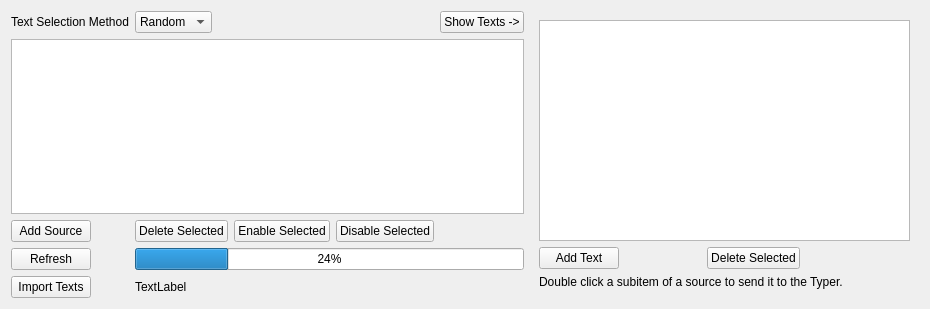
First picture: the form in textmanager.ui, repository coryo/amphetype2, before the edit.
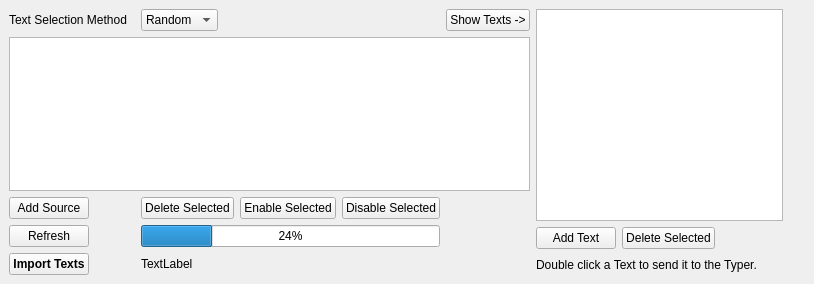
Second picture: the form after the edit.

The edit to the form file:
```diff
--- a/textmanager.ui
+++ b/textmanager.ui
@@ -6,17 +6,76 @@
    <rect>
     <x>0</x>
     <y>0</y>
-    <width>930</width>
-    <height>309</height>
+    <width>814</width>
+    <height>284</height>
    </rect>
   </property>
   <property name="windowTitle">
    <string>Form</string>
   </property>
   <layout class="QHBoxLayout" name="horizontalLayout">
+   <property name="spacing">
+    <number>6</number>
+   </property>
+   <property name="leftMargin">
+    <number>9</number>
+   </property>
+   <property name="topMargin">
+    <number>9</number>
+   </property>
+   <property name="rightMargin">
+    <number>9</number>
+   </property>
+   <property name="bottomMargin">
+    <number>9</number>
+   </property>
+   <item>
+    <widget class="QWidget" name="sourcesWidget" native="true">
+     <property name="sizePolicy">
+      <sizepolicy hsizetype="Minimum" vsizetype="Expanding">
+       <horstretch>0</horstretch>
+       <verstretch>0</verstretch>
+      </sizepolicy>
+     </property>
+     <layout class="QHBoxLayout" name="horizontalLayout_2">
+      <property name="spacing">
+       <number>6</number>
+      </property>
+      <property name="leftMargin">
+       <number>0</number>
+      </property>
+      <property name="topMargin">
+       <number>0</number>
+      </property>
+      <property name="rightMargin">
+       <number>0</number>
+      </property>
+      <property name="bottomMargin">
+       <number>0</number>
+      </property>
    <item>
     <layout class="QGridLayout" name="gridLayout">
-     <item row="4" column="1">
+        <item row="2" column="2">
+         <widget class="QComboBox" name="selectionMethod">
+          <property name="sizePolicy">
+           <sizepolicy hsizetype="Fixed" vsizetype="Fixed">
+            <horstretch>0</horstretch>
+            <verstretch>0</verstretch>
+           </sizepolicy>
+          </property>
+          <item>
+           <property name="text">
+            <string>Random</string>
+           </property>
+          </item>
+          <item>
+           <property name="text">
+            <string>In Order</string>
+           </property>
+          </item>
+         </widget>
+        </item>
+        <item row="4" column="2">
       <widget class="QPushButton" name="deleteSourceButton">
        <property name="sizePolicy">
         <sizepolicy hsizetype="Fixed" vsizetype="Fixed">
@@ -29,6 +88,19 @@
        </property>
       </widget>
      </item>
+        <item row="4" column="0">
+         <widget class="QPushButton" name="addSourceButton">
+          <property name="sizePolicy">
+           <sizepolicy hsizetype="Fixed" vsizetype="Fixed">
+            <horstretch>0</horstretch>
+            <verstretch>0</verstretch>
+           </sizepolicy>
+          </property>
+          <property name="text">
+           <string>Add Source</string>
+          </property>
+         </widget>
+        </item>
      <item row="5" column="0">
       <widget class="QPushButton" name="refreshSources">
        <property name="sizePolicy">
@@ -50,71 +122,18 @@
          <verstretch>0</verstretch>
         </sizepolicy>
        </property>
+          <property name="font">
+           <font>
+            <weight>75</weight>
+            <bold>true</bold>
+           </font>
+          </property>
        <property name="text">
         <string>Import Texts</string>
        </property>
       </widget>
      </item>
-     <item row="2" column="1">
-      <widget class="QComboBox" name="selectionMethod">
-       <property name="sizePolicy">
-        <sizepolicy hsizetype="Fixed" vsizetype="Fixed">
-         <horstretch>0</horstretch>
-         <verstretch>0</verstretch>
-        </sizepolicy>
-       </property>
-       <item>
-        <property name="text">
-         <string>Random</string>
-        </property>
-       </item>
-       <item>
-        <property name="text">
-         <string>In Order</string>
-        </property>
-       </item>
-      </widget>
-     </item>
-     <item row="2" column="0">
-      <widget class="QLabel" name="label">
-       <property name="sizePolicy">
-        <sizepolicy hsizetype="Minimum" vsizetype="Preferred">
-         <horstretch>0</horstretch>
-         <verstretch>0</verstretch>
-        </sizepolicy>
-       </property>
-       <property name="text">
-        <string>Text Selection Method</string>
-       </property>
-      </widget>
-     </item>
-     <item row="5" column="1" colspan="4">
-      <widget class="QProgressBar" name="progress">
-       <property name="sizePolicy">
-        <sizepolicy hsizetype="Preferred" vsizetype="Fixed">
-         <horstretch>0</horstretch>
-         <verstretch>0</verstretch>
-        </sizepolicy>
-       </property>
-       <property name="value">
-        <number>24</number>
-       </property>
-      </widget>
-     </item>
-     <item row="4" column="0">
-      <widget class="QPushButton" name="addSourceButton">
-       <property name="sizePolicy">
-        <sizepolicy hsizetype="Fixed" vsizetype="Fixed">
-         <horstretch>0</horstretch>
-         <verstretch>0</verstretch>
-        </sizepolicy>
-       </property>
-       <property name="text">
-        <string>Add Source</string>
-       </property>
-      </widget>
-     </item>
-     <item row="2" column="4">
+        <item row="2" column="5">
       <widget class="QPushButton" name="showTextsButton">
        <property name="sizePolicy">
         <sizepolicy hsizetype="Fixed" vsizetype="Fixed">
@@ -130,17 +149,30 @@
        </property>
       </widget>
      </item>
-     <item row="3" column="0" colspan="5">
+        <item row="4" column="3">
+         <widget class="QPushButton" name="enableSourceButton">
+          <property name="sizePolicy">
+           <sizepolicy hsizetype="Fixed" vsizetype="Fixed">
+            <horstretch>0</horstretch>
+            <verstretch>0</verstretch>
+           </sizepolicy>
+          </property>
+          <property name="text">
+           <string>Enable Selected</string>
+          </property>
+         </widget>
+        </item>
+        <item row="3" column="0" colspan="6">
       <widget class="QTableView" name="sourcesTable">
        <property name="sizePolicy">
         <sizepolicy hsizetype="Preferred" vsizetype="Preferred">
-         <horstretch>1</horstretch>
-         <verstretch>1</verstretch>
+            <horstretch>0</horstretch>
+            <verstretch>0</verstretch>
         </sizepolicy>
        </property>
        <property name="minimumSize">
         <size>
-         <width>400</width>
+            <width>0</width>
          <height>0</height>
         </size>
        </property>
@@ -152,7 +184,20 @@
        </property>
       </widget>
      </item>
-     <item row="6" column="1" colspan="4">
+        <item row="4" column="4">
+         <widget class="QPushButton" name="disableSourceButton">
+          <property name="sizePolicy">
+           <sizepolicy hsizetype="Fixed" vsizetype="Fixed">
+            <horstretch>0</horstretch>
+            <verstretch>0</verstretch>
+           </sizepolicy>
+          </property>
+          <property name="text">
+           <string>Disable Selected</string>
+          </property>
+         </widget>
+        </item>
+        <item row="6" column="2" colspan="3">
       <widget class="QLabel" name="progressText">
        <property name="sizePolicy">
         <sizepolicy hsizetype="Preferred" vsizetype="Minimum">
@@ -163,64 +208,122 @@
        <property name="text">
         <string>TextLabel</string>
        </property>
-      </widget>
-     </item>
-     <item row="4" column="2">
-      <widget class="QPushButton" name="enableSourceButton">
+          <property name="wordWrap">
+           <bool>true</bool>
+          </property>
+         </widget>
+        </item>
+        <item row="5" column="2" colspan="3">
+         <widget class="QProgressBar" name="progress">
        <property name="sizePolicy">
-        <sizepolicy hsizetype="Fixed" vsizetype="Fixed">
+           <sizepolicy hsizetype="Preferred" vsizetype="Fixed">
          <horstretch>0</horstretch>
          <verstretch>0</verstretch>
         </sizepolicy>
        </property>
-       <property name="text">
-        <string>Enable Selected</string>
+          <property name="value">
+           <number>24</number>
        </property>
       </widget>
      </item>
-     <item row="4" column="3">
-      <widget class="QPushButton" name="disableSourceButton">
+        <item row="4" column="5" rowspan="3">
+         <spacer name="horizontalSpacer_4">
+          <property name="orientation">
+           <enum>Qt::Horizontal</enum>
+          </property>
+          <property name="sizeType">
+           <enum>QSizePolicy::Preferred</enum>
+          </property>
+          <property name="sizeHint" stdset="0">
+           <size>
+            <width>40</width>
+            <height>20</height>
+           </size>
+          </property>
+         </spacer>
+        </item>
+        <item row="2" column="3" colspan="2">
+         <spacer name="horizontalSpacer_3">
+          <property name="orientation">
+           <enum>Qt::Horizontal</enum>
+          </property>
+          <property name="sizeType">
+           <enum>QSizePolicy::Preferred</enum>
+          </property>
+          <property name="sizeHint" stdset="0">
+           <size>
+            <width>40</width>
+            <height>20</height>
+           </size>
+          </property>
+         </spacer>
+        </item>
+        <item row="4" column="1" rowspan="3">
+         <spacer name="horizontalSpacer_6">
+          <property name="orientation">
+           <enum>Qt::Horizontal</enum>
+          </property>
+          <property name="sizeType">
+           <enum>QSizePolicy::Preferred</enum>
+          </property>
+          <property name="sizeHint" stdset="0">
+           <size>
+            <width>40</width>
+            <height>20</height>
+           </size>
+          </property>
+         </spacer>
+        </item>
+        <item row="2" column="0" colspan="2">
+         <widget class="QLabel" name="label">
        <property name="sizePolicy">
-        <sizepolicy hsizetype="Fixed" vsizetype="Fixed">
+           <sizepolicy hsizetype="Minimum" vsizetype="Preferred">
          <horstretch>0</horstretch>
          <verstretch>0</verstretch>
         </sizepolicy>
        </property>
        <property name="text">
-        <string>Disable Selected</string>
+           <string>Text Selection Method</string>
        </property>
       </widget>
      </item>
     </layout>
+      </item>
+     </layout>
+    </widget>
    </item>
    <item>
     <widget class="QWidget" name="textsWidget" native="true">
-     <property name="minimumSize">
-      <size>
-       <width>0</width>
-       <height>0</height>
-      </size>
-     </property>
-     <layout class="QGridLayout" name="gridLayout_3">
-      <item row="1" column="0">
-       <widget class="QPushButton" name="addTextButton">
         <property name="sizePolicy">
-         <sizepolicy hsizetype="Fixed" vsizetype="Fixed">
+      <sizepolicy hsizetype="Expanding" vsizetype="Expanding">
           <horstretch>0</horstretch>
           <verstretch>0</verstretch>
          </sizepolicy>
         </property>
-        <property name="text">
-         <string>Add Text</string>
-        </property>
-       </widget>
-      </item>
+     <layout class="QHBoxLayout" name="horizontalLayout_3">
+      <property name="spacing">
+       <number>6</number>
+      </property>
+      <property name="leftMargin">
+       <number>0</number>
+      </property>
+      <property name="topMargin">
+       <number>0</number>
+      </property>
+      <property name="rightMargin">
+       <number>0</number>
+      </property>
+      <property name="bottomMargin">
+       <number>0</number>
+      </property>
+      <item>
+       <layout class="QGridLayout" name="Layout">
       <item row="0" column="0" colspan="4">
        <widget class="QTableView" name="textsTable">
         <property name="sizePolicy">
          <sizepolicy hsizetype="Expanding" vsizetype="Expanding">
-          <horstretch>1</horstretch>
-          <verstretch>1</verstretch>
+            <horstretch>0</horstretch>
+            <verstretch>0</verstretch>
          </sizepolicy>
         </property>
         <property name="alternatingRowColors">
@@ -231,8 +334,8 @@
         </property>
        </widget>
       </item>
-      <item row="1" column="3" rowspan="2">
-       <spacer name="horizontalSpacer_3">
+        <item row="1" column="2" colspan="2">
+         <spacer name="horizontalSpacer_5">
         <property name="orientation">
          <enum>Qt::Horizontal</enum>
         </property>
@@ -257,12 +360,80 @@
         </property>
        </widget>
       </item>
-      <item row="2" column="0" colspan="2">
+        <item row="1" column="0">
+         <widget class="QPushButton" name="addTextButton">
+          <property name="sizePolicy">
+           <sizepolicy hsizetype="Fixed" vsizetype="Fixed">
+            <horstretch>0</horstretch>
+            <verstretch>0</verstretch>
+           </sizepolicy>
+          </property>
+          <property name="text">
+           <string>Add Text</string>
+          </property>
+         </widget>
+        </item>
+        <item row="2" column="3">
+         <spacer name="horizontalSpacer">
+          <property name="orientation">
+           <enum>Qt::Horizontal</enum>
+          </property>
+          <property name="sizeHint" stdset="0">
+           <size>
+            <width>40</width>
+            <height>20</height>
+           </size>
+          </property>
+         </spacer>
+        </item>
+        <item row="2" column="0" colspan="3">
        <widget class="QLabel" name="label_2">
         <property name="text">
-         <string>Double click a subitem of a source to send it to the Typer.</string>
-        </property>
-       </widget>
+           <string>Double click a Text to send it to the Typer.</string>
+          </property>
+         </widget>
+        </item>
+       </layout>
+      </item>
+     </layout>
+    </widget>
+   </item>
+   <item>
+    <widget class="QWidget" name="emptyWidget" native="true">
+     <property name="sizePolicy">
+      <sizepolicy hsizetype="Expanding" vsizetype="Expanding">
+       <horstretch>0</horstretch>
+       <verstretch>0</verstretch>
+      </sizepolicy>
+     </property>
+     <layout class="QHBoxLayout" name="horizontalLayout_4">
+      <property name="spacing">
+       <number>6</number>
+      </property>
+      <property name="leftMargin">
+       <number>0</number>
+      </property>
+      <property name="topMargin">
+       <number>0</number>
+      </property>
+      <property name="rightMargin">
+       <number>0</number>
+      </property>
+      <property name="bottomMargin">
+       <number>0</number>
+      </property>
+      <item>
+       <spacer name="horizontalSpacer_2">
+        <property name="orientation">
+         <enum>Qt::Horizontal</enum>
+        </property>
+        <property name="sizeHint" stdset="0">
+         <size>
+          <width>60</width>
+          <height>20</height>
+         </size>
+        </property>
+       </spacer>
       </item>
      </layout>
     </widget>
```
Lines whose indentation alone changed are shown as unchanged.
